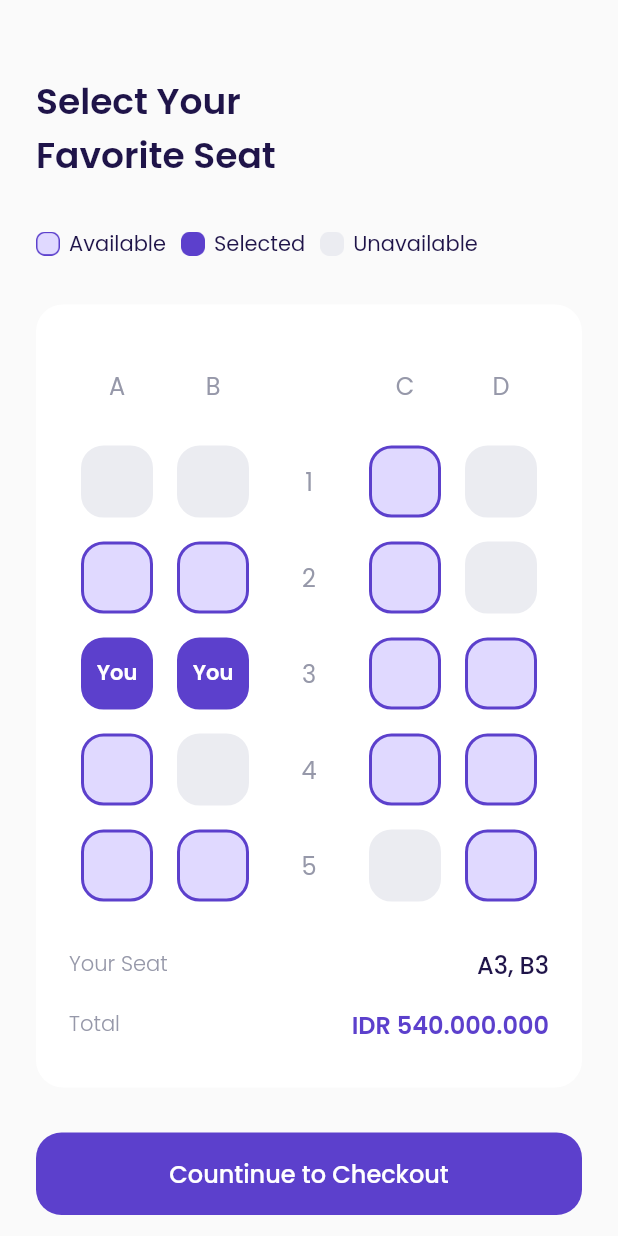
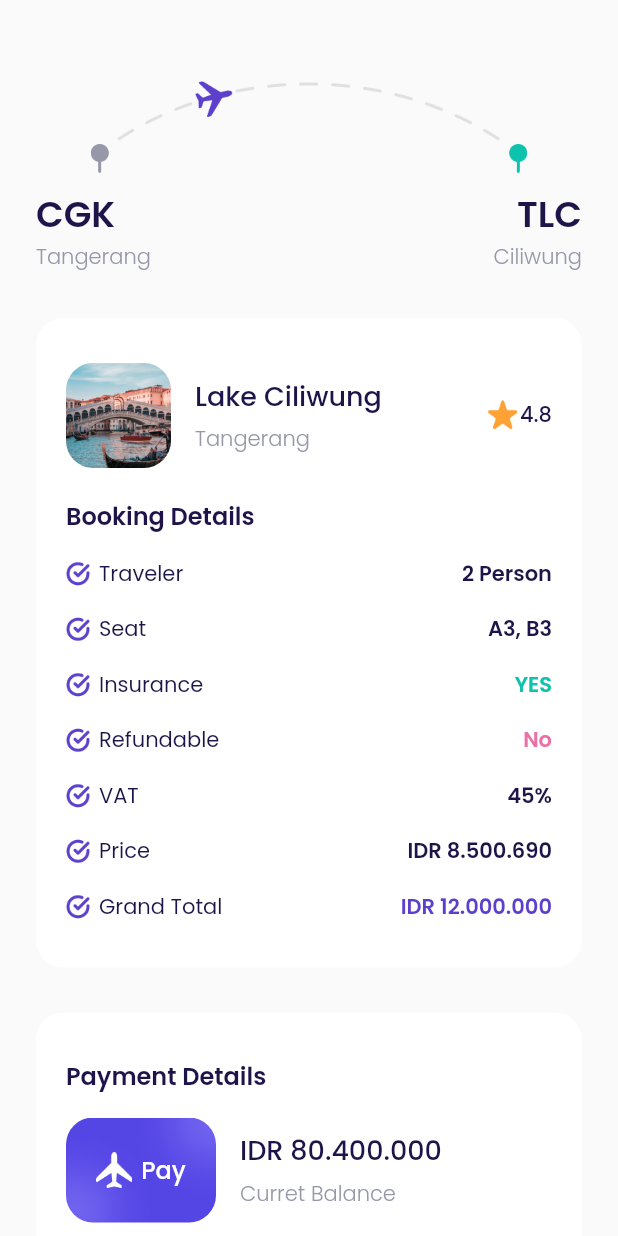
Before and after one commit to parhanhambali/airplane_flutter, a Flutter app: the ChooseSeatPage screen opened directly, after a tap on "Countinue to Checkout", on a phone screen of 412 x 824 dp. Run offline on Flutter 3.47's test engine with Material 2 defaults, Android fonts, the phone set to English and light mode, and no system bars; our stand-ins replace google_fonts.

Commit message:
add checkout_page and widgets booking_details_item

```diff
--- /dev/null
+++ b/lib/ui/pages/checkout_page.dart
@@ -0,0 +1,350 @@
+import 'package:flutter/material.dart';
+import '../../shared/theme.dart';
+import '../widgets/booking_details_item.dart';
+import '../widgets/custom_button.dart';
+
+class CheckoutPage extends StatelessWidget {
+  const CheckoutPage({Key? key}) : super(key: key);
+
+  @override
+  Widget build(BuildContext context) {
+
+    Widget route() {
+      return Container(
+        margin: EdgeInsets.only(top: 50),
+        child: Column(
+          children: [
+            Container(
+              width: 291,
+              height: 65,
+              margin: EdgeInsets.only(bottom: 10),
+              decoration: BoxDecoration(
+                image: DecorationImage(
+                  image: AssetImage(
+                    'assets/image_checkout.png',
+                  ),
+                ),
+              ),
+            ),
+            Row(
+              mainAxisAlignment: MainAxisAlignment.spaceBetween,
+              children: [
+                Column(
+                  crossAxisAlignment: CrossAxisAlignment.start,
+                  children: [
+                    Text(
+                      'CGK',
+                      style: blackTextStyle.copyWith(
+                        fontSize: 24,
+                        fontWeight: semiBold,
+                      ),
+                    ),
+                    Text(
+                      'Tangerang',
+                      style: greyTextStyle.copyWith(
+                        fontWeight: light,
+                      ),
+                    ),
+                  ],
+                ),
+                Column(
+                  crossAxisAlignment: CrossAxisAlignment.end,
+                  children: [
+                    Text(
+                      'TLC',
+                      style: blackTextStyle.copyWith(
+                        fontSize: 24,
+                        fontWeight: semiBold,
+                      ),
+                    ),
+                    Text(
+                      'Ciliwung',
+                      style: greyTextStyle.copyWith(
+                        fontWeight: light,
+                      ),
+                    ),
+                  ],
+                ),
+              ],
+            )
+          ],
+        ),
+      );
+    }
+
+    Widget bookingDetails() {
+      return Container(
+        margin: EdgeInsets.only(top: 30),
+        padding: EdgeInsets.symmetric(
+          horizontal: 20,
+          vertical: 30,
+        ),
+        decoration: BoxDecoration(
+          borderRadius: BorderRadius.circular(18),
+          color: kWhiteColor,
+        ),
+        child: Column(
+          crossAxisAlignment: CrossAxisAlignment.start,
+          children: [
+            // Note : Destination Tile
+            Row(
+          children: [
+            Container(
+              width: 70,
+              height: 70,
+              margin: EdgeInsets.only(right: 16),
+              decoration: BoxDecoration(
+                borderRadius: BorderRadius.circular(18),
+                image: DecorationImage(
+                  fit: BoxFit.cover,
+                  image: AssetImage(
+                    'assets/image_destination1.png',
+                  ),
+                )
+              ),
+            ),
+            Expanded(
+              child: Column(
+                crossAxisAlignment: CrossAxisAlignment.start,
+                children: [
+                  Text(
+                    'Lake Ciliwung',
+                    style: blackTextStyle.copyWith(
+                      fontSize: 18,
+                      fontWeight: medium,
+                    ),
+                  ),
+                  SizedBox(
+                    height: 5,
+                  ),
+                  Text(
+                    'Tangerang',
+                    style: greyTextStyle.copyWith(
+                      fontWeight: light,
+                    ),
+                  ),
+                ],
+              ),
+            ),
+            Row(
+              mainAxisAlignment: MainAxisAlignment.center,
+              crossAxisAlignment: CrossAxisAlignment.start,
+              children: [
+                Container(
+                  width: 20,
+                  height: 20,
+                  margin: EdgeInsets.only(right: 2),
+                  decoration: BoxDecoration(
+                    image: DecorationImage(
+                      image: AssetImage(
+                        'assets/icon_star.png',
+                      ),
+                    ),
+                  ),
+                ),
+                Text(
+                  '4.8',
+                  style: blackTextStyle.copyWith(
+                    fontWeight: medium,
+                      ),
+                    )
+                  ],
+                ),
+              ],
+            ),
+
+            // Note : Booking Details Text
+            Container(
+              margin: EdgeInsets.only(top: 20),
+              child: Text(
+                'Booking Details',
+                style: blackTextStyle.copyWith(
+                  fontSize: 16,
+                  fontWeight: semiBold,
+                ),
+              ),
+            ),
+            // Note : Booking Details Item
+            BookingDetailsItem(
+              title: 'Traveler',
+              valueText: '2 Person',
+              valueColor: kBlackColor,
+            ),
+            BookingDetailsItem(
+              title: 'Seat',
+              valueText: 'A3, B3',
+              valueColor: kBlackColor,
+            ),
+            BookingDetailsItem(
+              title: 'Insurance',
+              valueText: 'YES',
+              valueColor: kGreenColor,
+            ),
+            BookingDetailsItem(
+              title: 'Refundable',
+              valueText: 'No',
+              valueColor: kRedColor,
+            ),
+            BookingDetailsItem(
+              title: 'VAT',
+              valueText: '45%',
+              valueColor: kBlackColor,
+            ),
+            BookingDetailsItem(
+              title: 'Price',
+              valueText: 'IDR 8.500.690',
+              valueColor: kBlackColor,
+            ),
+            BookingDetailsItem(
+              title: 'Grand Total',
+              valueText: 'IDR 12.000.000',
+              valueColor: kPrimaryColor,
+            ),
+          ],
+        ),
+      );
+    }
+
+    Widget paymentDetails() {
+      return Container(
+        margin: EdgeInsets.only(top: 30),
+        padding: EdgeInsets.symmetric(
+          horizontal: 20,
+          vertical: 30,
+        ),
+        decoration: BoxDecoration(
+          borderRadius: BorderRadius.circular(18),
+          color: kWhiteColor,
+        ),
+        child: Column(
+          crossAxisAlignment: CrossAxisAlignment.start,
+          children: [
+            Text(
+              'Payment Details',
+              style: blackTextStyle.copyWith(
+                fontSize: 16,
+                fontWeight: semiBold,
+              ),
+            ),
+            Container(
+              margin: EdgeInsets.only(top: 16),
+              child: Row(
+                children: [
+                  Container(
+                    width: 100,
+                    height: 70,
+                    margin: EdgeInsets.only(right: 16),
+                    decoration: BoxDecoration(
+                      borderRadius: BorderRadius.circular(18),
+                      image: DecorationImage(
+                        fit: BoxFit.cover,
+                        image: AssetImage(
+                          'assets/image_card.png',
+                        ),
+                      ),
+                    ),
+                    child: Center(
+                      child: Row(
+                        mainAxisAlignment: MainAxisAlignment.center,
+                        children: [
+                          Container(
+                            width: 24,
+                            height: 24,
+                            margin: EdgeInsets.only(right: 6),
+                            decoration: BoxDecoration(
+                              image: DecorationImage(
+                                image: AssetImage(
+                                  'assets/icon_plane.png',
+                                ),
+                              ),
+                            ),
+                          ),
+                          Text(
+                            'Pay',
+                            style: whiteTextStyle.copyWith(
+                              fontSize: 16,
+                              fontWeight: medium,
+                            ),
+                          )
+                        ],
+                      ),
+                    ),
+                  ),
+
+                  Expanded(
+                    child: Column(
+                      crossAxisAlignment: CrossAxisAlignment.start,
+                      children: [
+                        Text(
+                          'IDR 80.400.000',
+                          style: blackTextStyle.copyWith(
+                            fontSize: 18,
+                            fontWeight: medium,
+                          ),
+                          overflow: TextOverflow.ellipsis,
+                        ),
+                        SizedBox(
+                          height: 5,
+                        ),
+                        Text(
+                          'Curret Balance',
+                          style: greyTextStyle.copyWith(
+                            fontWeight: light,
+                          )
+                        ),
+                      ],
+                    ),
+                  )
+                ],
+              ),
+            ),
+          ],
+        ),
+      );
+    }
+
+    Widget payNowButton() {
+      return CustomButton(
+        title: 'Pay Now',
+        onPressd: () {
+
+        },
+        margin: EdgeInsets.only(top: 30),
+      );
+    }
+
+    Widget tacButton() {
+      return Container(
+        alignment: Alignment.center,
+        margin: EdgeInsets.only(
+          top: 30,
+          bottom: 30,
+        ),
+        child: Text(
+          'Terms and Conditions',
+          style: greyTextStyle.copyWith(
+            fontSize: 16,
+            fontWeight: light,
+            decoration: TextDecoration.underline,
+          ),
+        ),
+      );
+    }
+
+    return Scaffold(
+      backgroundColor: kBackgroundColor,
+      body: ListView(
+        padding: EdgeInsets.symmetric(
+          horizontal: defaultMargin,
+        ),
+        children: [
+          route(),
+          bookingDetails(),
+          paymentDetails(),
+          payNowButton(),
+          tacButton(),
+        ],
+      ),
+    );
+  }
+}
--- a/lib/ui/pages/choose_seat_page.dart
+++ b/lib/ui/pages/choose_seat_page.dart
@@ -2,6 +2,7 @@ import 'package:flutter/material.dart';
 import '../../shared/theme.dart';
 import '../widgets/custom_button.dart';
 import '../widgets/seat_item.dart';
+import 'checkout_page.dart';
 
 class ChooseSeatPage extends StatelessWidget {
   const ChooseSeatPage({Key? key}) : super(key: key);
@@ -342,7 +343,12 @@ class ChooseSeatPage extends StatelessWidget {
       return CustomButton(
         title: 'Countinue to Checkout',
         onPressd: () {
-
+          Navigator.push(
+            context,
+            MaterialPageRoute(
+              builder: (context) => CheckoutPage(),
+            )
+          );
         },
         margin: EdgeInsets.only(
           top: 30,
--- /dev/null
+++ b/lib/ui/widgets/booking_details_item.dart
@@ -0,0 +1,52 @@
+import 'package:flutter/material.dart';
+import '../../shared/theme.dart';
+
+class BookingDetailsItem extends StatelessWidget {
+
+  final String title;
+  final String valueText;
+  final Color valueColor;
+
+
+  const BookingDetailsItem({
+      Key? key,
+      required this.title,
+      required this.valueText,
+      required this.valueColor,
+    }) : super(key: key);
+
+  @override
+  Widget build(BuildContext context) {
+    return Container(
+      margin: EdgeInsets.only(top: 16),
+      child: Row(
+        children: [
+          Container(
+            width: 16,
+            height: 16,
+            margin: EdgeInsets.only(right: 6),
+            decoration: BoxDecoration(
+              image: DecorationImage(
+                image: AssetImage(
+                  'assets/icon_check.png',
+                ),
+              ),
+            ),
+          ),
+          Text(
+            title,
+            style: blackTextStyle,
+          ),
+          Spacer(),
+          Text(
+            valueText,
+            style: blackTextStyle.copyWith(
+              fontWeight: semiBold,
+              color: valueColor,
+            ),
+          ),
+        ],
+      ),
+    );
+  }
+}
```
